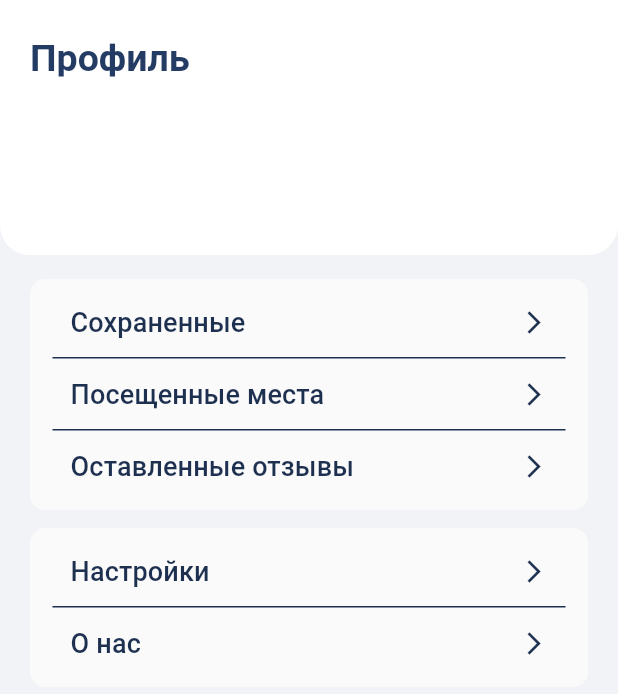
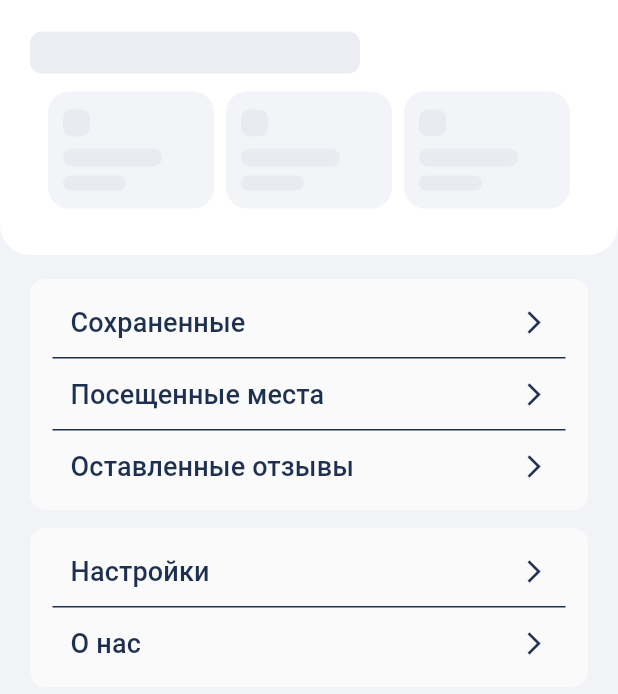
Before and after one commit to bekatop1ggwp/qaida, a Flutter app: the Authorized screen opened directly, on a phone screen of 412 x 824 dp. Shown: the top 694 px of the screen. Run offline on Flutter 3.47's test engine with Material 3 defaults, Android fonts, the phone set to English and light mode, and no system bars; our stand-ins replace flutter_rating_bar, flutter_secure_storage, geolocator, image_picker, permission_handler, socket_io_client; accounts and stored records are empty; network calls fail.

Commit message:
optimization of profile page v3.0-added skeleton to profile page

```diff
--- a/qaida_front/lib/components/profile/app_bar/app_bar_button.dart
+++ b/qaida_front/lib/components/profile/app_bar/app_bar_button.dart
@@ -1,14 +1,15 @@
 import 'package:flutter/material.dart';
 import 'package:provider/provider.dart';
+import 'package:qaida/components/profile/app_bar/app_bar_button_skeleton.dart';
 import 'package:qaida/providers/user.provider.dart';
 
 class AppBarButton extends StatelessWidget {
   const AppBarButton({super.key});
 
-  String fullName(String name, String surname, String email) {
-    final full = '$name $surname'.trim();
+  String fullName(String? name, String? surname, String? email) {
+    final full = '${name ?? ''} ${surname ?? ''}'.trim();
     if (full.isNotEmpty) return full;
-    return email;
+    return email ?? 'Профиль';
   }
 
   @override
@@ -16,20 +17,7 @@ class AppBarButton extends StatelessWidget {
     final userProvider = context.watch<UserProvider>();
 
     if (!userProvider.hasMyself) {
-      return const SizedBox(
-        height: 28,
-        child: Align(
-          alignment: Alignment.centerLeft,
-          child: Text(
-            'Профиль',
-            style: TextStyle(
-              fontSize: 25,
-              fontWeight: FontWeight.bold,
-              color: Color(0xFF243B63),
-            ),
-          ),
-        ),
-      );
+      return const AppBarButtonSkeleton();
     }
 
     final user = userProvider.myself;
--- /dev/null
+++ b/qaida_front/lib/components/profile/app_bar/app_bar_button_skeleton.dart
@@ -0,0 +1,18 @@
+import 'package:flutter/material.dart';
+import 'package:qaida/components/profile/profile_skeleton_box.dart';
+
+class AppBarButtonSkeleton extends StatelessWidget {
+  const AppBarButtonSkeleton({super.key});
+
+  @override
+  Widget build(BuildContext context) {
+    return const Align(
+      alignment: Alignment.centerLeft,
+      child: ProfileSkeletonBox(
+        width: 220,
+        height: 28,
+        radius: 8,
+      ),
+    );
+  }
+}
--- a/qaida_front/lib/components/profile/app_bar/info.dart
+++ b/qaida_front/lib/components/profile/app_bar/info.dart
@@ -1,6 +1,7 @@
 import 'package:flutter/material.dart';
 import 'package:provider/provider.dart';
 import 'package:qaida/components/profile/app_bar/info_button.dart';
+import 'package:qaida/components/profile/app_bar/info_button_skeleton.dart';
 import 'package:qaida/providers/user.provider.dart';
 import 'package:qaida/views/profile/favorites.dart';
 import 'package:qaida/views/profile/reviews.dart';
@@ -14,9 +15,17 @@ class Info extends StatelessWidget {
     final userProvider = context.watch<UserProvider>();
 
     if (!userProvider.hasMyself) {
-      return const SizedBox(
-        height: 74,
-        child: SizedBox.shrink(),
+      return const Padding(
+        padding: EdgeInsets.symmetric(horizontal: 12),
+        child: Row(
+          children: [
+            Expanded(child: InfoButtonSkeleton()),
+            SizedBox(width: 8),
+            Expanded(child: InfoButtonSkeleton()),
+            SizedBox(width: 8),
+            Expanded(child: InfoButtonSkeleton()),
+          ],
+        ),
       );
     }
 
--- /dev/null
+++ b/qaida_front/lib/components/profile/app_bar/info_button_skeleton.dart
@@ -0,0 +1,29 @@
+import 'package:flutter/material.dart';
+import 'package:qaida/components/profile/profile_skeleton_box.dart';
+
+class InfoButtonSkeleton extends StatelessWidget {
+  const InfoButtonSkeleton({super.key});
+
+  @override
+  Widget build(BuildContext context) {
+    return Container(
+      decoration: BoxDecoration(
+        color: const Color(0xFFF3F4F8),
+        borderRadius: BorderRadius.circular(14),
+      ),
+      padding: const EdgeInsets.symmetric(horizontal: 10, vertical: 12),
+      constraints: const BoxConstraints(minHeight: 72),
+      child: Column(
+        crossAxisAlignment: CrossAxisAlignment.start,
+        mainAxisAlignment: MainAxisAlignment.center,
+        children: const [
+          ProfileSkeletonBox(width: 18, height: 18, radius: 6),
+          SizedBox(height: 8),
+          ProfileSkeletonBox(width: 66, height: 12, radius: 6),
+          SizedBox(height: 6),
+          ProfileSkeletonBox(width: 42, height: 10, radius: 6),
+        ],
+      ),
+    );
+  }
+}
--- /dev/null
+++ b/qaida_front/lib/components/profile/profile_skeleton_box.dart
@@ -0,0 +1,59 @@
+import 'package:flutter/material.dart';
+
+class ProfileSkeletonBox extends StatefulWidget {
+  final double? width;
+  final double height;
+  final double radius;
+
+  const ProfileSkeletonBox({
+    super.key,
+    this.width,
+    required this.height,
+    this.radius = 12,
+  });
+
+  @override
+  State<ProfileSkeletonBox> createState() => _ProfileSkeletonBoxState();
+}
+
+class _ProfileSkeletonBoxState extends State<ProfileSkeletonBox>
+    with SingleTickerProviderStateMixin {
+  late final AnimationController _controller;
+
+  @override
+  void initState() {
+    super.initState();
+    _controller = AnimationController(
+      vsync: this,
+      duration: const Duration(milliseconds: 1100),
+    )..repeat(reverse: true);
+  }
+
+  @override
+  void dispose() {
+    _controller.dispose();
+    super.dispose();
+  }
+
+  @override
+  Widget build(BuildContext context) {
+    return AnimatedBuilder(
+      animation: _controller,
+      builder: (_, __) {
+        final value = 0.82 + (_controller.value * 0.18);
+
+        return Opacity(
+          opacity: value,
+          child: Container(
+            width: widget.width,
+            height: widget.height,
+            decoration: BoxDecoration(
+              color: const Color(0xFFE8EAF0),
+              borderRadius: BorderRadius.circular(widget.radius),
+            ),
+          ),
+        );
+      },
+    );
+  }
+}
--- a/qaida_front/lib/views/profile/authorized.dart
+++ b/qaida_front/lib/views/profile/authorized.dart
@@ -1,10 +1,10 @@
-import 'package:flutter/foundation.dart';
 import 'package:flutter/material.dart';
 import 'package:provider/provider.dart';
 import 'package:qaida/components/forward_button.dart';
 import 'package:qaida/components/light_container.dart';
 import 'package:qaida/components/profile/app_bar/auth_profile_bar.dart';
 import 'package:qaida/components/profile/history.dart';
+import 'package:qaida/components/profile/history_skeleton.dart';
 import 'package:qaida/providers/history.provider.dart';
 import 'package:qaida/providers/user.provider.dart';
 import 'package:qaida/views/profile/about_us.dart';
@@ -21,27 +21,20 @@ class Authorized extends StatefulWidget {
 }
 
 class _AuthorizedState extends State<Authorized> {
-  Future<void>? _initialFuture;
   Future<void>? _historyFuture;
+  bool _historyLoaded = false;
 
   @override
   void initState() {
     super.initState();
-    _initialFuture = _prepareInitialProfile();
+    _prepareInitialProfile();
     _historyFuture = _loadHistory();
   }
 
   Future<void> _prepareInitialProfile() async {
-    final sw = Stopwatch()..start();
     final userProvider = context.read<UserProvider>();
 
     await userProvider.loadCachedProfile();
-
-    if (kDebugMode) {
-      print(
-        '[PROFILE][Authorized] _prepareInitialProfile total: ${sw.elapsedMilliseconds} ms',
-      );
-    }
 
     Future.microtask(() async {
       await userProvider.refreshProfileInBackground();
@@ -49,26 +42,17 @@ class _AuthorizedState extends State<Authorized> {
   }
 
   Future<void> _loadHistory() async {
-    final sw = Stopwatch()..start();
     await context.read<HistoryProvider>().loadHistory();
-
-    if (kDebugMode) {
-      print('[PROFILE][Authorized] _loadHistory total: ${sw.elapsedMilliseconds} ms');
+    if (mounted) {
+      setState(() {
+        _historyLoaded = true;
+      });
     }
   }
 
   @override
   Widget build(BuildContext context) {
-    return FutureBuilder<void>(
-      future: _initialFuture,
-      builder: (context, snapshot) {
-        if (snapshot.connectionState == ConnectionState.waiting) {
-          return const Center(child: CircularProgressIndicator());
-        }
-
-        if (snapshot.hasError) {
-          return const Center(child: Text('Ошибка загрузки профиля'));
-        }
+    final history = context.watch<HistoryProvider>().history;
 
     return Scaffold(
       backgroundColor: const Color(0xFFF2F3F6),
@@ -76,22 +60,10 @@ class _AuthorizedState extends State<Authorized> {
       body: ListView(
         padding: const EdgeInsets.fromLTRB(0, 8, 0, 16),
         children: [
-              FutureBuilder<void>(
-                future: _historyFuture,
-                builder: (context, historySnapshot) {
-                  final history = context.watch<HistoryProvider>().history;
-
-                  if (historySnapshot.connectionState == ConnectionState.waiting) {
-                    return const SizedBox.shrink();
-                  }
-
-                  if (history.isEmpty) {
-                    return const SizedBox.shrink();
-                  }
-
-                  return History(history: history);
-                },
-              ),
+          if (!_historyLoaded)
+            const HistorySkeleton()
+          else if (history.isNotEmpty)
+            History(history: history),
           const LightContainer(
             margin: EdgeInsets.fromLTRB(20, 8, 20, 12),
             children: [
@@ -110,7 +82,5 @@ class _AuthorizedState extends State<Authorized> {
         ],
       ),
     );
-      },
-    );
   }
 }
```
Also changed, not shown: qaida_front/lib/components/profile/history_skeleton.dart (added, +41 -0 lines). Lines whose indentation alone changed are shown as unchanged.
